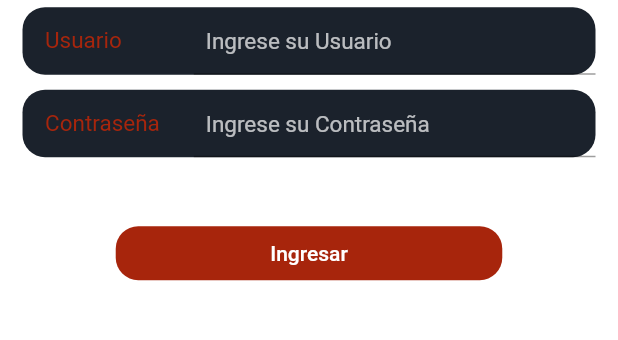
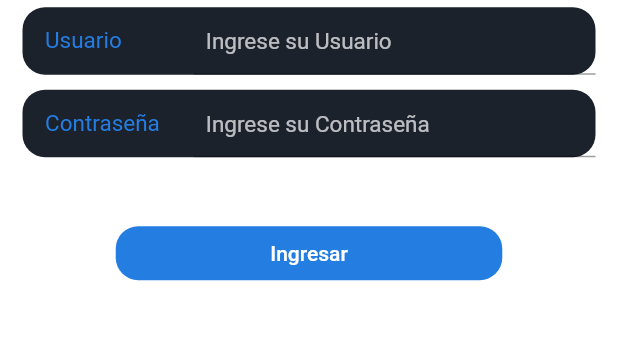
Before and after one commit to ignalauret/Flutter-IlTempoGym, a Flutter app: the screen it shows after launch, on a phone screen of 412 x 824 dp, the part 588-928 px from its top. Run offline on Flutter 3.47's test engine with Material 2 defaults, Android fonts, the light colour scheme and no system bars; our stand-ins replace shared_preferences; missing offline and left inert: positioned_tap_detector.

Commit message:
Color change

```diff
--- a/lib/models/turn.dart
+++ b/lib/models/turn.dart
@@ -3,8 +3,7 @@ class Turn {
   String training;
   String date;
   String hour;
-  //String day;
   String dni;
 
-  Turn({this.id, this.hour,  this.training, this.date, this.dni});
+  Turn({this.id, this.hour, this.training, this.date, this.dni});
 }
--- a/lib/providers/trainings.dart
+++ b/lib/providers/trainings.dart
@@ -1,6 +1,6 @@
 import 'dart:convert';
 
-import 'package:flutter/cupertino.dart';
+import 'package:flutter/material.dart';
 import 'package:iltempo/utils/constants.dart';
 import 'package:iltempo/utils/utils.dart';
 import '../models/training.dart';
--- a/lib/utils/constants.dart
+++ b/lib/utils/constants.dart
@@ -12,7 +12,7 @@ const TextStyle kTitleStyle = TextStyle(
   fontSize: 20,
 );
 
-const Color kMainColor = const Color(0xffa7250c);
+const Color kMainColor = const Color(0xff247DE1);
 const Color kCardColor = const Color(0xff1b222c);
 
 const double kBorderRadius = 15;
```
Also changed, not shown: 7 other files.
